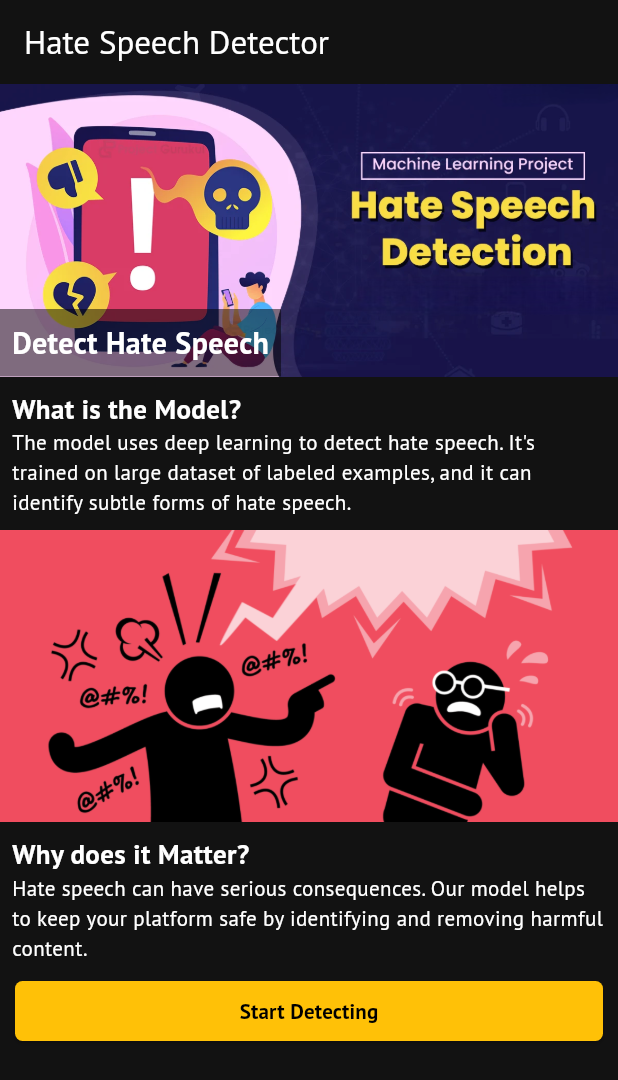
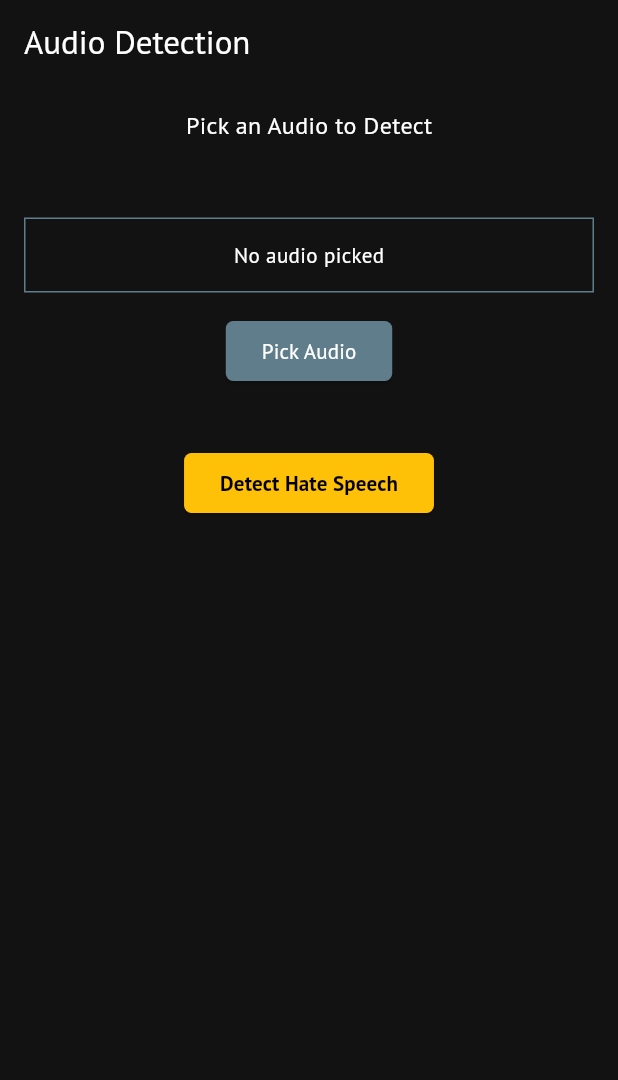
Before and after one commit to IPD-Hate-Speech-Detection/IPD-DigniFy-App, a Flutter app: the screen it shows after launch, on a phone screen of 412 x 824 dp. Shown: the top 1080 px of the screen. Run offline on Flutter 3.47's test engine with Material 3 defaults, Android fonts, the phone set to English and light mode, and no system bars; our stand-ins replace audioplayers, cloud_firestore, file_picker, firebase_auth, firebase_core, flutter_spinkit and 3 more; accounts and stored records are empty.

Commit message:
audio detection page created

```diff
--- a/lib/main.dart
+++ b/lib/main.dart
@@ -1,3 +1,4 @@
+import 'package:dignify/screens/hate_detection/audio_detection.dart';
 import 'package:dignify/utilities/auth_check.dart';
 import 'package:flutter/material.dart';
 import 'package:get/get.dart';
@@ -28,7 +29,7 @@ class MainApp extends StatelessWidget {
         fontFamily: GoogleFonts.ptSans().fontFamily,
         colorScheme: const ColorScheme.dark(),
       ),
-      home: const AuthCheck(),
+      home: AudioDetectionPage(),
     );
   }
 }
--- /dev/null
+++ b/lib/screens/hate_detection/audio_detection.dart
@@ -0,0 +1,178 @@
+import 'package:dignify/constants/colors.dart';
+import 'package:flutter/material.dart';
+import 'package:file_picker/file_picker.dart';
+import 'package:audioplayers/audioplayers.dart';
+
+class AudioDetectionPage extends StatefulWidget {
+  @override
+  _AudioDetectionPageState createState() => _AudioDetectionPageState();
+}
+
+class _AudioDetectionPageState extends State<AudioDetectionPage> {
+  String? pickedFileName;
+  String? pickedFilePath;
+  AudioPlayer audioPlayer = AudioPlayer();
+  Duration currentDuration = Duration.zero;
+  Duration totalDuration = Duration.zero;
+  bool isPlaying = false;
+
+  Future<void> pickAudioFile() async {
+    try {
+      FilePickerResult? result = await FilePicker.platform.pickFiles(
+        type: FileType.audio,
+      );
+
+      if (result != null) {
+        setState(() {
+          pickedFileName = result.files.single.name;
+          pickedFilePath = result.files.single.path;
+        });
+        await audioPlayer.setSourceUrl(pickedFilePath!);
+        audioPlayer.onDurationChanged.listen((duration) {
+          setState(() {
+            totalDuration = duration;
+          });
+        });
+        audioPlayer.onPositionChanged.listen((position) {
+          setState(() {
+            currentDuration = position;
+          });
+        });
+      } else {
+        // User canceled the picker
+        setState(() {
+          pickedFileName = "No file selected";
+        });
+      }
+    } catch (e) {
+      print(e.toString());
+      setState(() {
+        pickedFileName = "Error picking file: $e";
+      });
+    }
+  }
+
+  void togglePlayPause() async {
+    if (isPlaying) {
+      await audioPlayer.pause();
+    } else {
+      await audioPlayer.resume();
+    }
+    setState(() {
+      isPlaying = !isPlaying;
+    });
+  }
+
+  void seekAudio(Duration position) {
+    audioPlayer.seek(position);
+  }
+
+  @override
+  void dispose() {
+    audioPlayer.dispose();
+    super.dispose();
+  }
+
+  @override
+  Widget build(BuildContext context) {
+    return Scaffold(
+      appBar: AppBar(
+        title: const Text('Audio Detection'),
+      ),
+      body: Padding(
+        padding: const EdgeInsets.all(16.0),
+        child: Column(
+          mainAxisAlignment: MainAxisAlignment.start,
+          crossAxisAlignment: CrossAxisAlignment.center,
+          children: [
+            const Text(
+              "Pick an Audio to Detect",
+              style: TextStyle(
+                fontSize: 16,
+                color: Colors.white,
+                fontWeight: FontWeight.w400,
+              ),
+            ),
+            const SizedBox(height: 50),
+            Container(
+              decoration: BoxDecoration(
+                border: Border.all(color: Colors.blueGrey),
+              ),
+              height: 50,
+              width: double.infinity,
+              child: pickedFileName != null && pickedFileName!.isNotEmpty
+                  ? Center(child: Text(pickedFileName.toString()))
+                  : const Center(child: Text("No audio picked")),
+            ),
+            const SizedBox(height: 15),
+            Center(
+              child: ElevatedButton(
+                style: ButtonStyle(
+                  shape: MaterialStateProperty.all<OutlinedBorder>(
+                    RoundedRectangleBorder(
+                      borderRadius: BorderRadius.circular(5),
+                    ),
+                  ),
+                  backgroundColor:
+                      MaterialStateProperty.all<Color>(Colors.blueGrey),
+                  foregroundColor:
+                      MaterialStateProperty.all<Color>(Colors.white),
+                ),
+                onPressed: pickAudioFile,
+                child: const Text("Pick Audio"),
+              ),
+            ),
+            const SizedBox(height: 20),
+            if (pickedFilePath != null) ...[
+              Slider(
+                value: currentDuration.inSeconds.toDouble(),
+                max: totalDuration.inSeconds.toDouble(),
+                onChanged: (value) {
+                  seekAudio(Duration(seconds: value.toInt()));
+                },
+              ),
+              Text(
+                "${formatDuration(currentDuration)} / ${formatDuration(totalDuration)}",
+                style: const TextStyle(color: Colors.white),
+              ),
+              IconButton(
+                icon: Icon(isPlaying ? Icons.pause : Icons.play_arrow),
+                onPressed: togglePlayPause,
+              ),
+            ],
+            const SizedBox(height: 20),
+            Center(
+              child: ElevatedButton(
+                style: ButtonStyle(
+                  shape: MaterialStateProperty.all<OutlinedBorder>(
+                    RoundedRectangleBorder(
+                      borderRadius: BorderRadius.circular(5),
+                    ),
+                  ),
+                  backgroundColor:
+                      MaterialStateProperty.all<Color>(primaryColor),
+                  foregroundColor:
+                      MaterialStateProperty.all<Color>(Colors.black),
+                ),
+                onPressed: () {
+                  // Add your detection logic here
+                },
+                child: const Text(
+                  "Detect Hate Speech",
+                  style: TextStyle(fontWeight: FontWeight.bold),
+                ),
+              ),
+            ),
+          ],
+        ),
+      ),
+    );
+  }
+
+  String formatDuration(Duration duration) {
+    String twoDigits(int n) => n.toString().padLeft(2, '0');
+    final minutes = twoDigits(duration.inMinutes.remainder(60));
+    final seconds = twoDigits(duration.inSeconds.remainder(60));
+    return "$minutes:$seconds";
+  }
+}
--- a/lib/screens/hate_detection/image_detection_page.dart
+++ b/lib/screens/hate_detection/image_detection_page.dart
@@ -4,7 +4,6 @@ import 'package:flutter/material.dart';
 import 'package:file_picker/file_picker.dart';
 import 'dart:io';
 import 'package:dignify/services/image_detection_service.dart';
-import 'dart:convert';
 
 class ImageDetectionPage extends StatefulWidget {
   const ImageDetectionPage({super.key});
--- a/lib/screens/homepage/profile_page.dart
+++ b/lib/screens/homepage/profile_page.dart
@@ -15,7 +15,6 @@ class ProfilePage extends StatelessWidget {
 
     return Scaffold(
       body: Center(
-        child: Container(
         child: Column(
           mainAxisAlignment: MainAxisAlignment.center,
           children: [
@@ -42,7 +41,6 @@ class ProfilePage extends StatelessWidget {
           ],
         ),
       ),
-      ),
     );
   }
 
--- a/lib/services/image_detection_service.dart
+++ b/lib/services/image_detection_service.dart
@@ -4,7 +4,7 @@ import 'package:http_parser/http_parser.dart';
 
 class ImageHateDetection {
   final String apiUrl =
-      'https://ipd-image-render-deploy.onrender.com/predict-image/';
+      'https://ipd-image-render-deploy.onrender.com/predict-image';
 
   Future<String> uploadImage(String? filePath) async {
     if (filePath == null || filePath.isEmpty) {
--- a/lib/services/text_detection_service.dart
+++ b/lib/services/text_detection_service.dart
@@ -47,9 +47,9 @@ class EnglishTextDetectionService {
         // Decode the JSON data
         final List<dynamic> result = jsonDecode(dataLine);
 
-        // Extract label and probability
-        final String label = result[0];
-        final double probability = result[1];
+
+        // final String label = result[0];
+        // final double probability = result[1];
 
         // Return as a map
         return result;
--- a/pubspec.yaml
+++ b/pubspec.yaml
@@ -1,7 +1,7 @@
 name: dignify
 description: A new Flutter project.
 publish_to: "none"
-version: 0.1.1
+version: 0.2.0
 
 environment:
   sdk: ">=3.1.0 <4.0.0"
@@ -25,6 +25,7 @@ dependencies:
   image_picker: ^1.1.2
   mime: ^1.0.6
   http_parser: ^4.0.2
+  audioplayers: ^6.1.0
 
 dev_dependencies:
   flutter_test:
@@ -48,7 +49,6 @@ flutter_native_splash:
   image: assets/images/splash.jpg
   fullscreen: true
 
-
   android_12:
     image: assets/images/splash.jpg
     color: "#000000"
```
Also changed, not shown: lib/screens/auth/change_password.dart (+5 -5 lines), lib/screens/auth/login_page.dart (+33 -34 lines), lib/screens/auth/otp_verification.dart (+18 -19 lines), pubspec.lock, 8 other files. Lines whose indentation alone changed are shown as unchanged.
